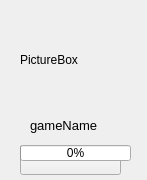
First picture: the form in gameitem.ui, repository jiangzc/FlashBox, before the edit.
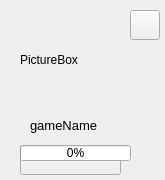
Second picture: the form after the edit.

```diff
--- a/gameitem.ui
+++ b/gameitem.ui
@@ -6,48 +6,19 @@
    <rect>
     <x>0</x>
     <y>0</y>
-    <width>147</width>
+    <width>165</width>
     <height>180</height>
    </rect>
   </property>
   <property name="minimumSize">
    <size>
-    <width>0</width>
+    <width>165</width>
     <height>180</height>
    </size>
   </property>
   <property name="windowTitle">
    <string>Form</string>
   </property>
-  <widget class="QWidget" name="widget" native="true">
-   <property name="geometry">
-    <rect>
-     <x>10</x>
-     <y>10</y>
-     <width>140</width>
-     <height>110</height>
-    </rect>
-   </property>
-   <property name="minimumSize">
-    <size>
-     <width>140</width>
-     <height>110</height>
-    </size>
-   </property>
-   <widget class="QLabel" name="pictureBox">
-    <property name="geometry">
-     <rect>
-      <x>10</x>
-      <y>0</y>
-      <width>100</width>
-      <height>100</height>
-     </rect>
-    </property>
-    <property name="text">
-     <string>PictureBox</string>
-    </property>
-   </widget>
-  </widget>
   <widget class="QProgressBar" name="progressBar">
    <property name="geometry">
     <rect>
@@ -107,22 +78,40 @@
     <string>gameName</string>
    </property>
   </widget>
-  <widget class="QWidget" name="widget" native="true">
+  <widget class="QLabel" name="pictureBox">
    <property name="geometry">
     <rect>
-     <x>462</x>
-     <y>11</y>
-     <width>195</width>
-     <height>34</height>
+     <x>20</x>
+     <y>10</y>
+     <width>100</width>
+     <height>100</height>
     </rect>
    </property>
-   <layout class="QHBoxLayout" name="horizontalLayout"/>
+   <property name="text">
+    <string>PictureBox</string>
+   </property>
   </widget>
-  <zorder>widget</zorder>
+  <widget class="QPushButton" name="likesButton">
+   <property name="geometry">
+    <rect>
+     <x>130</x>
+     <y>10</y>
+     <width>30</width>
+     <height>30</height>
+    </rect>
+   </property>
+   <property name="text">
+    <string/>
+   </property>
+   <property name="checkable">
+    <bool>true</bool>
+   </property>
+  </widget>
   <zorder>pushButton</zorder>
   <zorder>gameName</zorder>
-  <zorder>widget</zorder>
   <zorder>progressBar</zorder>
+  <zorder>pictureBox</zorder>
+  <zorder>likesButton</zorder>
  </widget>
  <resources/>
  <connections/>
```
